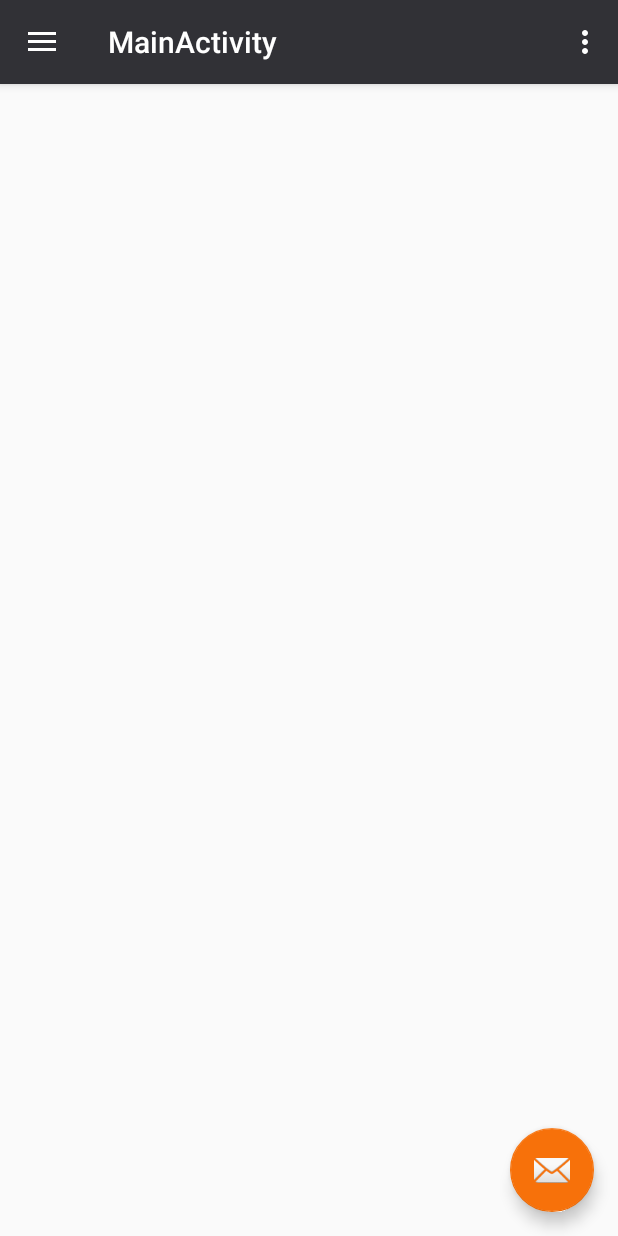
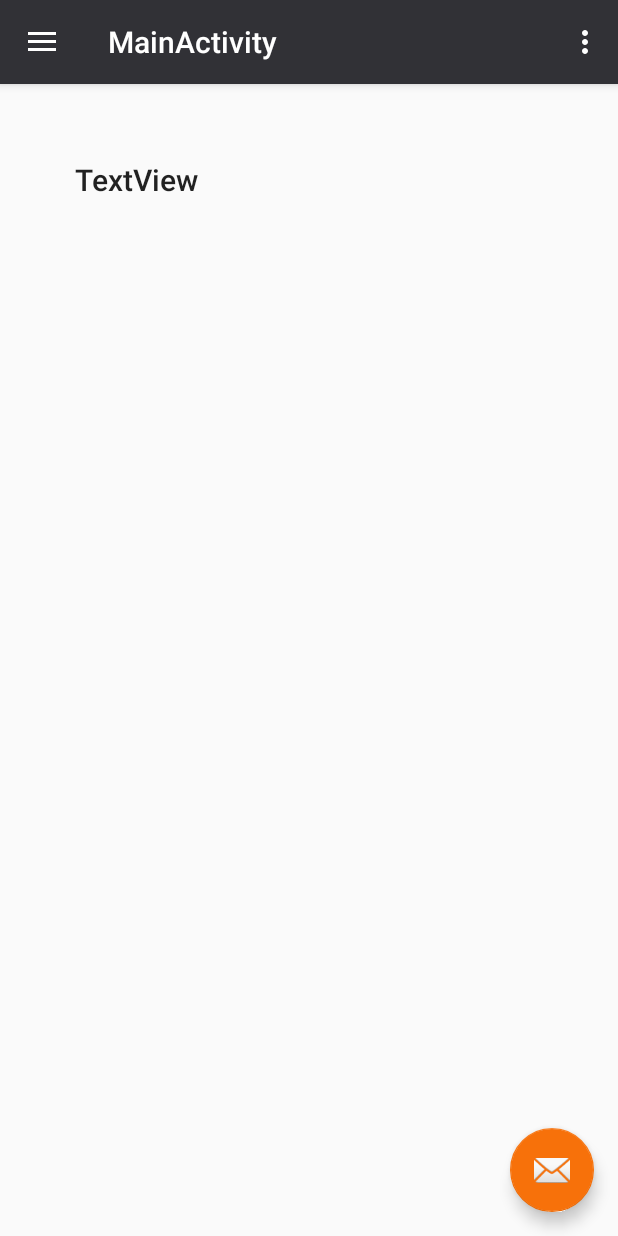
Before and after one commit to mtpajula-edu/NastaMap, an Android app: the screen it shows after launch (MainActivity), in the side drawer, after a tap on "History", on a phone screen of 412 x 824 dp. Run offline under Robolectric (Android 15) with nearby library versions, the phone set to English and light mode, and no system bars.

Commit message:
Full fragment ui

```diff
--- a/app/src/main/AndroidManifest.xml
+++ b/app/src/main/AndroidManifest.xml
@@ -8,6 +8,7 @@
          location permissions for the 'MyLocation' functionality.
     -->
     <uses-permission android:name="android.permission.ACCESS_FINE_LOCATION" />
+    <uses-permission android:name="android.permission.INTERNET" />
 
     <application
         android:allowBackup="true"
--- /dev/null
+++ b/app/src/main/java/com/example/a305/nastamap/HistoryFragment.java
@@ -0,0 +1,27 @@
+package com.example.a305.nastamap;
+
+import android.os.Bundle;
+import android.support.v4.app.Fragment;
+import android.util.Log;
+import android.view.LayoutInflater;
+import android.view.View;
+import android.view.ViewGroup;
+
+/**
+ * Created by mikko.pajula on 27/03/2018.
+ */
+
+public class HistoryFragment extends Fragment {
+
+    @Override
+    public View onCreateView(LayoutInflater inflater, ViewGroup container,
+                             Bundle savedInstanceState) {
+        ViewGroup rootView = (ViewGroup) inflater.inflate(
+                R.layout.fragment_history, container, false);
+
+        //TextView tvBig = (TextView) rootView.findViewById(R.id.textView8);
+        Log.d("FRAGMENT","onCreateView HistoryFragment");
+
+        return rootView;
+    }
+}
--- a/app/src/main/java/com/example/a305/nastamap/MainActivity.java
+++ b/app/src/main/java/com/example/a305/nastamap/MainActivity.java
@@ -3,6 +3,9 @@ package com.example.a305.nastamap;
 import android.os.Bundle;
 import android.support.design.widget.FloatingActionButton;
 import android.support.design.widget.Snackbar;
+import android.support.v4.app.Fragment;
+import android.support.v4.app.FragmentTransaction;
+import android.util.Log;
 import android.view.View;
 import android.support.design.widget.NavigationView;
 import android.support.v4.view.GravityCompat;
@@ -22,10 +25,9 @@ import com.google.android.gms.maps.model.LatLng;
 import com.google.android.gms.maps.model.MarkerOptions;
 
 public class MainActivity extends AppCompatActivity
-        implements NavigationView.OnNavigationItemSelectedListener, OnMapReadyCallback {
+        implements NavigationView.OnNavigationItemSelectedListener {
 
-    private UiSettings mUiSettings;
-    private GoogleMap map;
+    private Integer currentFragment;
 
     @Override
     protected void onCreate(Bundle savedInstanceState) {
@@ -52,8 +54,8 @@ public class MainActivity extends AppCompatActivity
         NavigationView navigationView = (NavigationView) findViewById(R.id.nav_view);
         navigationView.setNavigationItemSelectedListener(this);
 
-        SupportMapFragment mapFragment = (SupportMapFragment) getSupportFragmentManager().findFragmentById(R.id.map);
-        mapFragment.getMapAsync(this);
+        //SupportMapFragment mapFragment = (SupportMapFragment) getSupportFragmentManager().findFragmentById(R.id.map);
+        //mapFragment.getMapAsync(this);
     }
 
     @Override
@@ -94,6 +96,7 @@ public class MainActivity extends AppCompatActivity
         // Handle navigation view item clicks here.
         int id = item.getItemId();
 
+        /*
         if (id == R.id.nav_map) {
 
         } else if (id == R.id.nav_filter) {
@@ -102,25 +105,43 @@ public class MainActivity extends AppCompatActivity
 
         } else if (id == R.id.nav_history) {
 
-        }
+        }*/
+        startFragment(id);
 
         DrawerLayout drawer = (DrawerLayout) findViewById(R.id.drawer_layout);
         drawer.closeDrawer(GravityCompat.START);
         return true;
     }
 
-    @Override
-    public void onMapReady(GoogleMap googleMap) {
-        map = googleMap;
+    public void startFragment(Integer id) {
+        currentFragment = id;
+        Log.d("FRAGMENT"," ... startFragment ...");
 
-        mUiSettings = map.getUiSettings();
-        mUiSettings.setZoomControlsEnabled(true);
+        Fragment fragment = getSupportFragmentManager().findFragmentById(R.id.fragment_container);
+        if(fragment != null) {
+            Log.d("Fragment","fragment not null");
+            getSupportFragmentManager().beginTransaction().remove(fragment).commit();
+        }
 
-        // Add a marker in Sydney and move the camera
-        LatLng point = new LatLng(66.5, 25.7);
-        map.addMarker(new MarkerOptions().position(point).title("hello world"));
+        //manager = this.getSupportFragmentManager();
+        // Begin the transaction
+        FragmentTransaction ft = getSupportFragmentManager().beginTransaction();
+        // Replace the contents of the container with the new fragment
 
-        map.moveCamera(CameraUpdateFactory.zoomTo(10));
-        map.moveCamera(CameraUpdateFactory.newLatLng(point));
+
+        // TODO replace else if -system with switch statment
+
+        if (id == null) {
+
+        } else if (id == R.id.nav_map) {
+            ft.replace(R.id.fragment_container, new MapFragment());
+        } else if (id == R.id.nav_history) {
+            ft.replace(R.id.fragment_container, new HistoryFragment());
+        } else {
+            return;
+        }
+
+        // Complete the changes added above
+        ft.commit();
     }
 }
--- a/app/src/main/java/com/example/a305/nastamap/MapFragment.java
+++ b/app/src/main/java/com/example/a305/nastamap/MapFragment.java
@@ -8,39 +8,63 @@ import android.view.ViewGroup;
 
 import com.google.android.gms.maps.CameraUpdateFactory;
 import com.google.android.gms.maps.GoogleMap;
+import com.google.android.gms.maps.MapView;
+import com.google.android.gms.maps.MapsInitializer;
 import com.google.android.gms.maps.OnMapReadyCallback;
-import com.google.android.gms.maps.SupportMapFragment;
 import com.google.android.gms.maps.UiSettings;
 import com.google.android.gms.maps.model.LatLng;
 import com.google.android.gms.maps.model.MarkerOptions;
+import com.google.android.gms.maps.model.TileOverlay;
+import com.google.android.gms.maps.model.TileOverlayOptions;
 
 public class MapFragment extends Fragment implements OnMapReadyCallback {
 
     private UiSettings mUiSettings;
     private GoogleMap map;
+    private MapView mapview;
 
     @Override
-    public View onCreateView(LayoutInflater inflater, ViewGroup container,
-                             Bundle savedInstanceState) {
-        // Inflate the layout for this fragment
-        View view = inflater.inflate(R.layout.activity_maps, container, false);
+    public View onCreateView(LayoutInflater inflater, ViewGroup container, Bundle savedInstanceState) {
+        View rootView = inflater.inflate(R.layout.fragment_maps, container, false);
 
-        //SupportMapFragment mapFragment = (SupportMapFragment) view.getSupportFragmentManager().findFragmentById(R.id.map);
-        //mapFragment.getMapAsync(this);
+        mapview = (MapView) rootView.findViewById(R.id.mapView);
+        mapview.onCreate(savedInstanceState);
 
-        return view;
+        mapview.onResume(); // needed to get the map to display immediately
+
+        try {
+            MapsInitializer.initialize(getActivity().getApplicationContext());
+        } catch (Exception e) {
+            e.printStackTrace();
+        }
+
+        mapview.getMapAsync(this);
+
+        return rootView;
     }
 
-    @Override
-    public void onMapReady(GoogleMap googleMap) {
-        map = googleMap;
+    public void onMapReady(GoogleMap mMap) {
+        map = mMap;
+
+        // For showing a move to my location button
+        //googleMap.setMyLocationEnabled(true);
+
+        map.setMapType(GoogleMap.MAP_TYPE_NONE);
 
         mUiSettings = map.getUiSettings();
         mUiSettings.setZoomControlsEnabled(true);
 
-        // Add a marker in Sydney and move the camera
+        // Add a marker and move the camera
         LatLng point = new LatLng(66.5, 25.7);
         map.addMarker(new MarkerOptions().position(point).title("hello world"));
+
+        String mUrl = "http://a.tile.openstreetmap.org/{z}/{x}/{y}.png";
+        NastaTileProvider nastatile = new NastaTileProvider(256, 256, mUrl);
+        TileOverlay to = mMap.addTileOverlay(new TileOverlayOptions().tileProvider(nastatile));
+
+        to.setTransparency(0);
+        to.setVisible(true);
+        to.setZIndex(1000);
 
         map.moveCamera(CameraUpdateFactory.zoomTo(10));
         map.moveCamera(CameraUpdateFactory.newLatLng(point));
--- a/app/src/main/res/layout/app_bar_main.xml
+++ b/app/src/main/res/layout/app_bar_main.xml
@@ -21,18 +21,19 @@
     </android.support.design.widget.AppBarLayout>
 
     <!--<include layout="@layout/content_main" />-->
-    <!--<FrameLayout xmlns:android="http://schemas.android.com/apk/res/android"
+    <FrameLayout xmlns:android="http://schemas.android.com/apk/res/android"
+        android:layout_marginTop="?attr/actionBarSize"
         android:id="@+id/fragment_container"
         android:layout_width="match_parent"
-        android:layout_height="match_parent" />-->
+        android:layout_height="match_parent" />
 
-    <fragment xmlns:android="http://schemas.android.com/apk/res/android"
+    <!--<fragment xmlns:android="http://schemas.android.com/apk/res/android"
         xmlns:tools="http://schemas.android.com/tools"
         android:id="@+id/map"
         android:name="com.google.android.gms.maps.SupportMapFragment"
         android:layout_width="match_parent"
         android:layout_height="match_parent"
-        tools:context="com.example.a305.nastamap.MainActivity" />
+        tools:context="com.example.a305.nastamap.MainActivity" />-->
 
     <android.support.design.widget.FloatingActionButton
         android:id="@+id/fab"
--- /dev/null
+++ b/app/src/main/res/layout/fragment_history.xml
@@ -0,0 +1,22 @@
+<?xml version="1.0" encoding="utf-8"?>
+<LinearLayout
+    xmlns:android="http://schemas.android.com/apk/res/android"
+    android:layout_width="match_parent"
+    android:layout_height="match_parent"
+    android:orientation="vertical" >
+
+    <TextView
+        android:id="@+id/textView2"
+        android:layout_width="match_parent"
+        android:layout_height="wrap_content"
+        android:layout_margin="50dp"
+        android:text="TextView"
+        android:textAppearance="@style/TextAppearance.AppCompat.Title" />
+
+    <ListView
+        android:id="@android:id/list"
+        android:layout_width="match_parent"
+        android:layout_height="wrap_content" >
+    </ListView>
+
+</LinearLayout>
--- a/build.gradle
+++ b/build.gradle
@@ -7,7 +7,7 @@ buildscript {
         jcenter()
     }
     dependencies {
-        classpath 'com.android.tools.build:gradle:3.1.0'
+        classpath 'com.android.tools.build:gradle:3.0.1'
 
 
         // NOTE: Do not place your application dependencies here; they belong
```
Also changed, not shown: app/src/main/java/com/example/a305/nastamap/NastaTileProvider.java (added, +30 -0 lines), app/src/main/res/layout/fragment_maps.xml (added, +11 -0 lines), gradle/wrapper/gradle-wrapper.properties.
